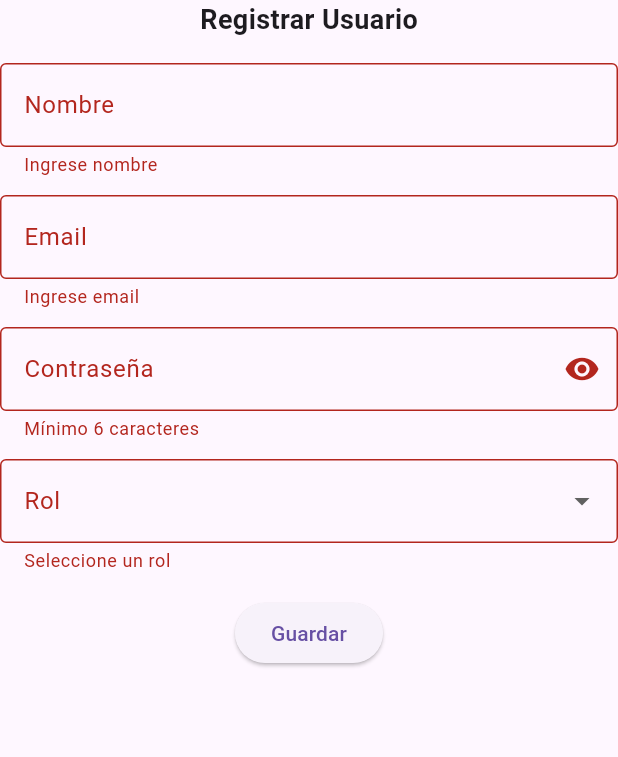
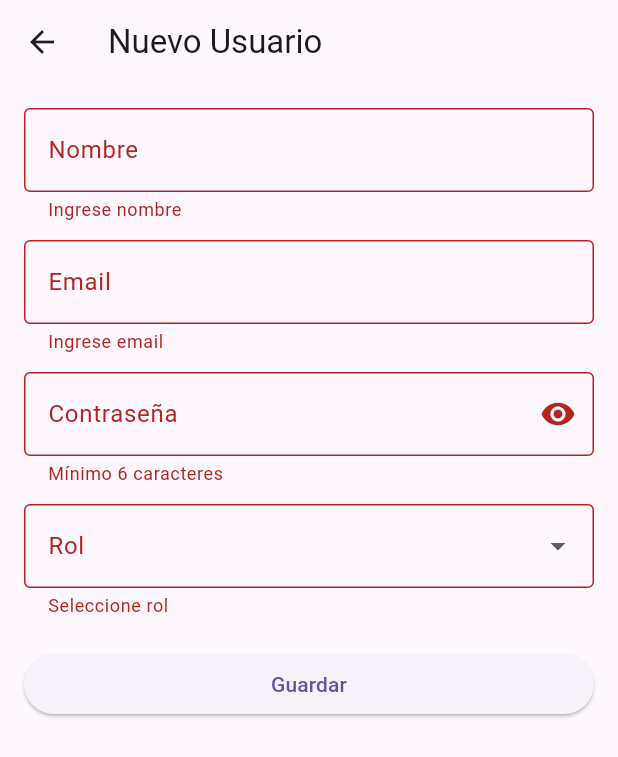
Before and after one commit to stevengodev/bathroom-vision-mobile-app, a Flutter app: the RegisterUser screen opened directly, after a tap on "Guardar", on a phone screen of 412 x 824 dp. Shown: the top 757 px of the screen. Run offline on Flutter 3.47's test engine with Material 3 defaults, Android fonts, the phone set to English and light mode, and no system bars; our stand-ins replace dio, flutter_dotenv, flutter_secure_storage, google_sign_in; accounts and stored records are empty.

Commit message:
separa vista del formulario modal de la pagina de gestionar usuarios en una vista diferente

```diff
--- a/lib/features/auth/presentation/register_user.dart
+++ b/lib/features/auth/presentation/register_user.dart
@@ -1,8 +1,8 @@
+import 'package:bathroom_vision/features/auth/models/user_request.dart';
+import 'package:bathroom_vision/features/auth/models/user_response.dart';
+import 'package:bathroom_vision/shared/enums/role.dart';
 import 'package:flutter/material.dart';
 import 'package:provider/provider.dart';
-import '../../../shared/enums/role.dart';
-import '../models/user_response.dart';
-import '../models/user_request.dart';
 import 'user_provider.dart';
 
 class RegisterUser extends StatefulWidget {
@@ -21,9 +21,13 @@ class _RegisterUserState extends State<RegisterUser> {
   late TextEditingController emailController;
   late TextEditingController passwordController;
 
+  late TextEditingController newPasswordController;
+  late TextEditingController confirmPasswordController;
+
   Role? selectedRole;
 
   bool obscurePassword = true;
+  bool resetPassword = false;
 
   bool get isEdit => widget.user != null;
 
@@ -31,19 +35,15 @@ class _RegisterUserState extends State<RegisterUser> {
   void initState() {
     super.initState();
 
-    nameController =
-        TextEditingController(text: widget.user?.name ?? '');
-    emailController =
-        TextEditingController(text: widget.user?.email ?? '');
+    nameController = TextEditingController(text: widget.user?.name ?? '');
+    emailController = TextEditingController(text: widget.user?.email ?? '');
+    passwordController = TextEditingController();
 
-    passwordController = TextEditingController(
-      text: isEdit ? '********' : '',
-    );
+    newPasswordController = TextEditingController();
+    confirmPasswordController = TextEditingController();
 
     selectedRole = widget.user != null
-        ? Role.values.firstWhere(
-            (r) => r.name == widget.user!.role,
-          )
+        ? Role.values.firstWhere((r) => r.name == widget.user!.role)
         : null;
   }
 
@@ -51,19 +51,16 @@ class _RegisterUserState extends State<RegisterUser> {
   Widget build(BuildContext context) {
     final provider = context.watch<UserProvider>();
 
-    return SingleChildScrollView(
+    return Scaffold(
+      appBar: AppBar(
+        title: Text(isEdit ? 'Editar Usuario' : 'Nuevo Usuario'),
+      ),
+      body: SingleChildScrollView(
+        padding: const EdgeInsets.all(16),
         child: Form(
           key: _formKey,
           child: Column(
-          mainAxisSize: MainAxisSize.min,
             children: [
-            Text(
-              isEdit ? 'Editar Usuario' : 'Registrar Usuario',
-              style: const TextStyle(
-                  fontSize: 18, fontWeight: FontWeight.bold),
-            ),
-
-            const SizedBox(height: 16),
 
               TextFormField(
                 controller: nameController,
@@ -71,10 +68,7 @@ class _RegisterUserState extends State<RegisterUser> {
                   labelText: 'Nombre',
                   border: OutlineInputBorder(),
                 ),
-              validator: (value) =>
-                  value == null || value.isEmpty
-                      ? 'Ingrese nombre'
-                      : null,
+                validator: (v) => v!.isEmpty ? 'Ingrese nombre' : null,
               ),
 
               const SizedBox(height: 12),
@@ -85,35 +79,22 @@ class _RegisterUserState extends State<RegisterUser> {
                   labelText: 'Email',
                   border: OutlineInputBorder(),
                 ),
-              validator: (value) =>
-                  value == null || value.isEmpty
-                      ? 'Ingrese email'
-                      : null,
+                validator: (v) => v!.isEmpty ? 'Ingrese email' : null,
               ),
 
               const SizedBox(height: 12),
 
-            Column(
-              children: [
+              if (!isEdit) ...[
                 TextFormField(
                   controller: passwordController,
                   obscureText: obscurePassword,
-                  readOnly: isEdit,
                   decoration: InputDecoration(
                     labelText: 'Contraseña',
                     border: const OutlineInputBorder(),
-
                     suffixIcon: IconButton(
-                      icon: Icon(
-                          isEdit
-                              ? (obscurePassword
-                                  ? Icons.visibility_off
-                                  : Icons.visibility)
-                              : (obscurePassword
+                      icon: Icon(obscurePassword
                           ? Icons.visibility
                           : Icons.visibility_off),
-                          color: isEdit ? Colors.grey : null,
-                        ),
                       onPressed: () {
                         setState(() {
                           obscurePassword = !obscurePassword;
@@ -121,111 +102,139 @@ class _RegisterUserState extends State<RegisterUser> {
                       },
                     ),
                   ),
-                  validator: (value) {
-                    if (!isEdit) {
-                      if (value == null || value.length < 6) {
+                  validator: (v) =>
+                      v!.length < 6 ? 'Mínimo 6 caracteres' : null,
+                ),
+              ] else ...[
+                Container(
+                  width: double.infinity,
+                  padding: const EdgeInsets.all(12),
+                  decoration: BoxDecoration(
+                    border: Border.all(color: Colors.grey),
+                    borderRadius: BorderRadius.circular(6),
+                  ),
+                  child: const Text(
+                    '****************',
+                    style: TextStyle(color: Colors.grey),
+                  ),
+                ),
+
+                const SizedBox(height: 8),
+
+                TextButton.icon(
+                  onPressed: () {
+                    setState(() {
+                      resetPassword = !resetPassword;
+                    });
+                  },
+                  icon: const Icon(Icons.lock_reset),
+                  label: Text(resetPassword
+                      ? 'Cancelar cambio'
+                      : 'Restablecer contraseña'),
+                ),
+
+                if (resetPassword) ...[
+                  TextFormField(
+                    controller: newPasswordController,
+                    obscureText: true,
+                    decoration: const InputDecoration(
+                      labelText: 'Nueva contraseña',
+                      border: OutlineInputBorder(),
+                    ),
+                    validator: (v) {
+                      if (resetPassword && v!.length < 6) {
                         return 'Mínimo 6 caracteres';
-                      }
                       }
                       return null;
                     },
                   ),
+                  const SizedBox(height: 10),
+                  TextFormField(
+                    controller: confirmPasswordController,
+                    obscureText: true,
+                    decoration: const InputDecoration(
+                      labelText: 'Confirmar contraseña',
+                      border: OutlineInputBorder(),
+                    ),
+                    validator: (v) {
+                      if (resetPassword &&
+                          v != newPasswordController.text) {
+                        return 'No coinciden';
+                      }
+                      return null;
+                    },
+                  ),
+                ]
+              ],
 
               const SizedBox(height: 12),
 
-              ],
-            ),
-
               DropdownButtonFormField<Role>(
-              value: selectedRole,
+                initialValue: selectedRole,
                 decoration: const InputDecoration(
                   labelText: 'Rol',
                   border: OutlineInputBorder(),
                 ),
                 items: Role.values
-                  .where((role) => role != Role.ADMIN)
-                  .map((role) {
-                return DropdownMenuItem(
+                    .where((r) => r != Role.ADMIN)
+                    .map((role) => DropdownMenuItem(
                           value: role,
                           child: Text(role.displayName),
-                );
-              }).toList(),
-              onChanged: (value) {
-                setState(() {
-                  selectedRole = value;
-                });
-              },
-              validator: (value) =>
-                  value == null ? 'Seleccione un rol' : null,
+                        ))
+                    .toList(),
+                onChanged: (v) => setState(() => selectedRole = v),
+                validator: (v) => v == null ? 'Seleccione rol' : null,
               ),
 
-            const SizedBox(height: 16),
+              const SizedBox(height: 20),
 
               provider.loading
                   ? const CircularProgressIndicator()
-                : ElevatedButton(
-                    onPressed: () async {
-                      if (_formKey.currentState!.validate()) {
-                        final name = nameController.text;
-                        final email = emailController.text;
-                        final role = selectedRole!;
-
-                        try {
-                          if (isEdit) {
-
-                            final request = UserRequest(
-                              name: name,
-                              email: email,
-                              password: null,
-                              role: role,
-                            );
-
-                            await context
-                                .read<UserProvider>()
-                                .updateUser(
-                                  id: widget.user!.id,
-                                  request: request,
-                                );
-                          } else {
-
-                            final password =
-                                passwordController.text;
-
-                            await context
-                                .read<UserProvider>()
-                                .registerUser(
-                                  name,
-                                  email,
-                                  password,
-                                  role.name,
-                                );
-                          }
-
-                          Navigator.pop(context);
-
-                          ScaffoldMessenger.of(context).showSnackBar(
-                            SnackBar(
-                              content: Text(isEdit
-                                  ? 'Usuario actualizado'
-                                  : 'Usuario creado correctamente'),
-                            ),
-                          );
-                        } catch (e) {
-                          ScaffoldMessenger.of(context).showSnackBar(
-                            SnackBar(
-                              content: Text('Error: $e'),
-                            ),
-                          );
-                        }
-                      }
-                    },
+                  : SizedBox(
+                      width: double.infinity,
+                      child: ElevatedButton(
+                        onPressed: _submit,
                         child: Text(isEdit ? 'Actualizar' : 'Guardar'),
                       ),
-
-            const SizedBox(height: 20),
+                    ),
             ],
+          ),
         ),
       ),
     );
   }
+
+  Future<void> _submit() async {
+    if (!_formKey.currentState!.validate()) return;
+
+    final provider = context.read<UserProvider>();
+
+    try {
+      if (isEdit) {
+        await provider.updateUser(
+          id: widget.user!.id,
+          request: UserRequest(
+            name: nameController.text,
+            email: emailController.text,
+            password:
+                resetPassword ? newPasswordController.text : null,
+            role: selectedRole!,
+          ),
+        );
+      } else {
+        await provider.registerUser(
+          nameController.text,
+          emailController.text,
+          passwordController.text,
+          selectedRole!.name,
+        );
       }
+
+      Navigator.pop(context, true);
+
+    } catch (e) {
+      ScaffoldMessenger.of(context)
+          .showSnackBar(SnackBar(content: Text('Error: $e')));
+    }
+  }
+}
```
Also changed, not shown: lib/features/auth/presentation/manage_user_page.dart (+47 -68 lines), lib/features/auth/presentation/user_card.dart (+22 -26 lines), lib/features/auth/presentation/user_list.dart (+12 -2 lines). Lines whose indentation alone changed are shown as unchanged.
